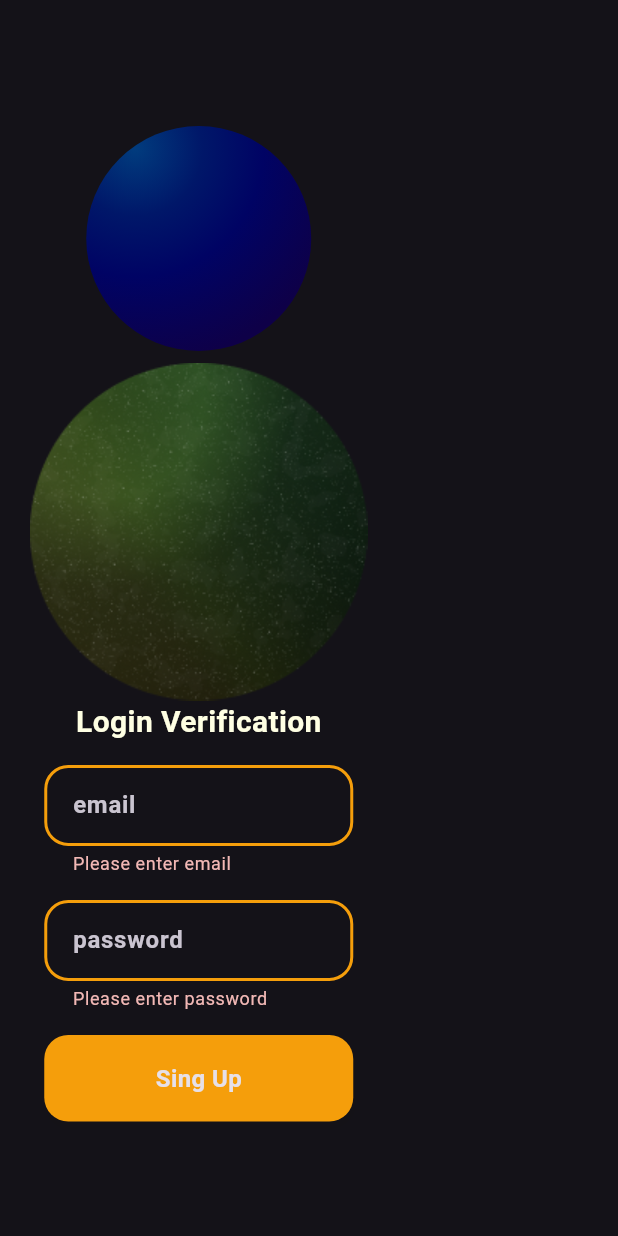
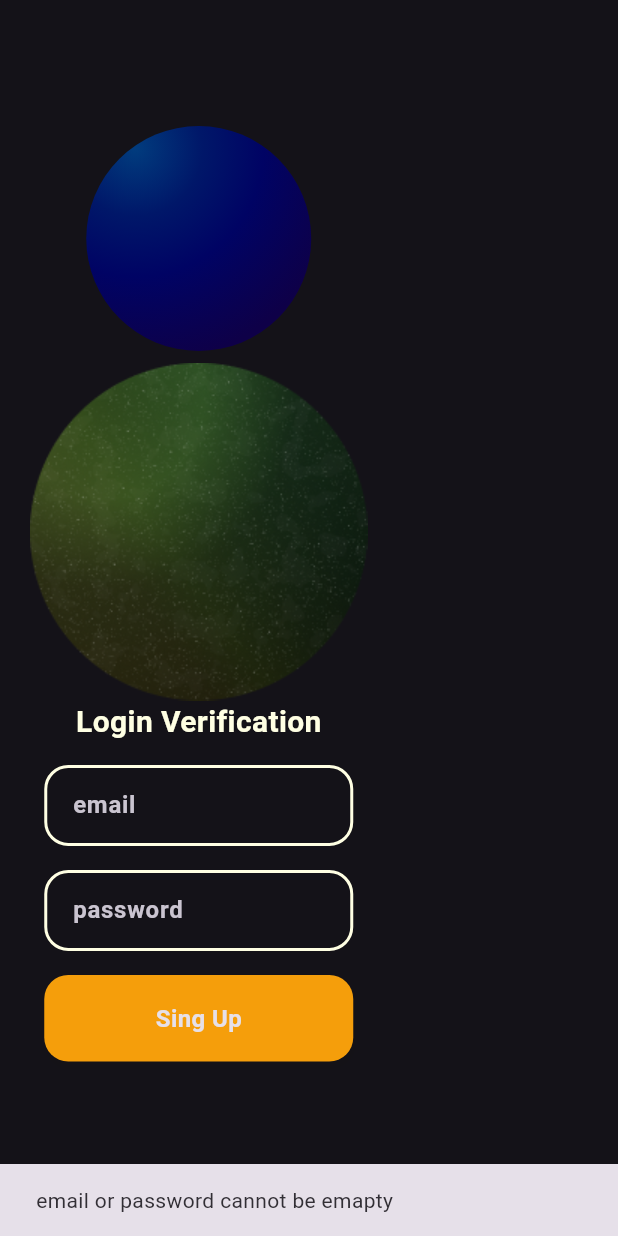
Before and after one commit to uchamod/flutter-bloc-learning, a Flutter app: the screen it shows after launch, after a tap on "Sing Up", on a phone screen of 412 x 824 dp. Run offline on Flutter 3.47's test engine with Material 3 defaults, Android fonts, the light colour scheme and no system bars; our stand-ins replace flutter_bloc, flutter_svg.

Commit message:
mock authentication test using bloc

```diff
--- /dev/null
+++ b/bloc_login_validation/lib/bloc/auth_bloc.dart
@@ -0,0 +1,57 @@
+import 'package:flutter/material.dart';
+import 'package:flutter_bloc/flutter_bloc.dart';
+
+part 'auth_event.dart';
+part 'auth_state.dart';
+
+class AuthBloc extends Bloc<AuthEvent, AuthState> {
+  AuthBloc() : super(InitialAuth()) {
+    //event trigger when login user
+    on<RegisterButtonPressedEvent>(_registerButtonPressedEvent);
+    //event trigger when logout user
+    on<LogoutButtonPressedEvent>(_logoutButtonPressedEvent);
+  }
+
+  //register event
+  void _registerButtonPressedEvent(
+    RegisterButtonPressedEvent event,
+    Emitter<AuthState> emit,
+  ) async {
+    emit(LoadingAuthIndicator());
+    try {
+      final emailRegex = RegExp(r'^[\w-\.]+@([\w-]+\.)+[\w-]{2,4}$');
+      String email = event.email;
+      String password = event.password;
+      if (email.isEmpty || password.isEmpty) {
+        return emit(FailedAuth(response: "email or password cannot be emapty"));
+      }
+
+      if (password.length < 8) {
+        return emit(
+          FailedAuth(response: "password must be grater than 8 characters"),
+        );
+      }
+      if (!emailRegex.hasMatch(email)) {
+        return emit(FailedAuth(response: "please provide a valid email"));
+      }
+      await Future.delayed(Duration(seconds: 1)).then((value) {
+        return emit(SuccsussAuth(userId: "${email}x$password"));
+      });
+    } catch (e) {
+      emit(FailedAuth(response: e.toString()));
+    }
+  }
+
+  //logout event
+  void _logoutButtonPressedEvent(
+    LogoutButtonPressedEvent event,
+    Emitter<AuthState> emit,
+  ) {
+    emit(LoadingAuthIndicator());
+    try {
+      return emit(InitialAuth());
+    } catch (e) {
+      emit(FailedAuth(response: e.toString()));
+    }
+  }
+}
--- /dev/null
+++ b/bloc_login_validation/lib/bloc/auth_event.dart
@@ -0,0 +1,13 @@
+part of "auth_bloc.dart";
+
+@immutable
+sealed class AuthEvent {}
+
+final class RegisterButtonPressedEvent extends AuthEvent {
+  final String email;
+  final String password;
+
+  RegisterButtonPressedEvent({required this.email, required this.password});
+}
+
+final class LogoutButtonPressedEvent extends AuthEvent {}
--- /dev/null
+++ b/bloc_login_validation/lib/bloc/auth_state.dart
@@ -0,0 +1,20 @@
+part of "auth_bloc.dart";
+
+@immutable
+sealed class AuthState {}
+
+final class InitialAuth extends AuthState {}
+
+final class SuccsussAuth extends AuthState {
+  final String userId; //user model data
+
+  SuccsussAuth({required this.userId});
+}
+
+final class FailedAuth extends AuthState {
+  final String response;
+
+  FailedAuth({required this.response});
+}
+
+final class LoadingAuthIndicator extends AuthState {}
--- a/bloc_login_validation/lib/main.dart
+++ b/bloc_login_validation/lib/main.dart
@@ -1,5 +1,7 @@
+import 'package:bloc_login_validation/bloc/auth_bloc.dart';
 import 'package:bloc_login_validation/pages/loginpage.dart';
 import 'package:flutter/material.dart';
+import 'package:flutter_bloc/flutter_bloc.dart';
 
 void main() {
   runApp(const MyApp());
@@ -11,11 +13,14 @@ class MyApp extends StatelessWidget {
   // This widget is the root of your application.
   @override
   Widget build(BuildContext context) {
-    return MaterialApp(
-      title: 'Flutter Demo',
-      debugShowCheckedModeBanner: false,
-      theme: ThemeData(brightness: Brightness.dark),
-      home: Loginpage(),
+    return BlocProvider(
+      create: (_) => AuthBloc(),
+      child: MaterialApp(
+        title: 'Flutter Demo',
+        debugShowCheckedModeBanner: false,
+        theme: ThemeData(brightness: Brightness.dark),
+        home: Loginpage(),
+      ),
     );
   }
 }
--- a/bloc_login_validation/lib/pages/loginpage.dart
+++ b/bloc_login_validation/lib/pages/loginpage.dart
@@ -1,8 +1,11 @@
+import 'package:bloc_login_validation/bloc/auth_bloc.dart';
 import 'package:bloc_login_validation/pages/color_pallet.dart';
+import 'package:bloc_login_validation/pages/homepage.dart';
 import 'package:bloc_login_validation/widget/reusable_button.dart';
 import 'package:bloc_login_validation/widget/text_form_feild.dart'
     show ReusableTextFormFeild;
 import 'package:flutter/material.dart';
+import 'package:flutter_bloc/flutter_bloc.dart';
 import 'package:flutter_svg/flutter_svg.dart';
 
 class Loginpage extends StatefulWidget {
@@ -17,12 +20,26 @@ class _LoginpageState extends State<Loginpage> {
   final TextEditingController _emailController = TextEditingController();
   final TextEditingController _passwordController = TextEditingController();
   final _formKey = GlobalKey<FormState>();
-  bool _isLoading = false;
+
   @override
   Widget build(BuildContext context) {
     return Scaffold(
       appBar: AppBar(),
-      body: Padding(
+      body: BlocListener<AuthBloc, AuthState>(
+        listener: (context, state) {
+          if (state is FailedAuth) {
+            ScaffoldMessenger.of(
+              context,
+            ).showSnackBar(SnackBar(content: Text(state.response)));
+          }
+          if (state is SuccsussAuth) {
+            Navigator.of(context).pushAndRemoveUntil(
+              MaterialPageRoute(builder: (context) => Homepage()),
+              (route) => false,
+            );
+          }
+        },
+        child: Padding(
           padding: EdgeInsets.all(20),
 
           child: SingleChildScrollView(
@@ -68,13 +85,13 @@ class _LoginpageState extends State<Loginpage> {
                           inputType: TextInputType.name,
                           isShow: false,
                           maxLine: 1,
-                        validchecker: (value) {
-                          if (value == null || value.isEmpty) {
-                            return "Please enter email";
-                          }
+                          // validchecker: (value) {
+                          //   if (value == null || value.isEmpty) {
+                          //     return "Please enter email";
+                          //   }
 
-                          return null;
-                        },
+                          //   return null;
+                          // },
                         ),
                       ),
                       SizedBox(height: 16),
@@ -90,29 +107,44 @@ class _LoginpageState extends State<Loginpage> {
                           inputType: TextInputType.name,
                           isShow: false,
                           maxLine: 1,
-                        validchecker: (value) {
-                          if (value == null || value.isEmpty) {
-                            return "Please enter password";
-                          }
+                          // validchecker: (value) {
+                          //   if (value == null || value.isEmpty) {
+                          //     return "Please enter password";
+                          //   }
 
-                          return null;
-                        },
+                          //   return null;
+                          // },
                         ),
                       ),
                       SizedBox(height: 16),
+                      //sing in button
                       ConstrainedBox(
                         constraints: BoxConstraints(
                           maxWidth: MediaQuery.of(context).size.width * 0.5,
                         ),
                         child: InkWell(
                           onTap: () {
-                          if (_formKey.currentState!.validate()) {
-                            // singIn(_nameController.text, _passwordController.text);
+                            //call the event when press the button
+                            context.read<AuthBloc>().add(
+                              RegisterButtonPressedEvent(
+                                email: _emailController.text.trim(),
+                                password: _passwordController.text.trim(),
+                              ),
+                            );
+                          },
+                          child: BlocBuilder<AuthBloc, AuthState>(
+                            builder: (context, state) {
+                              if (state is LoadingAuthIndicator) {
+                                return ReusableButton(
+                                  lable: "Sing Up",
+                                  isLoad: true,
+                                );
                               }
+                              return ReusableButton(
+                                lable: "Sing Up",
+                                isLoad: false,
+                              );
                             },
-                        child: ReusableButton(
-                          lable: "Sing Up",
-                          isLoad: _isLoading,
                           ),
                         ),
                       ),
@@ -124,6 +156,7 @@ class _LoginpageState extends State<Loginpage> {
             ),
           ),
         ),
+      ),
     );
   }
 }
```
Also changed, not shown: bloc_login_validation/lib/pages/homepage.dart (+47 -6 lines). Lines whose indentation alone changed are shown as unchanged.
